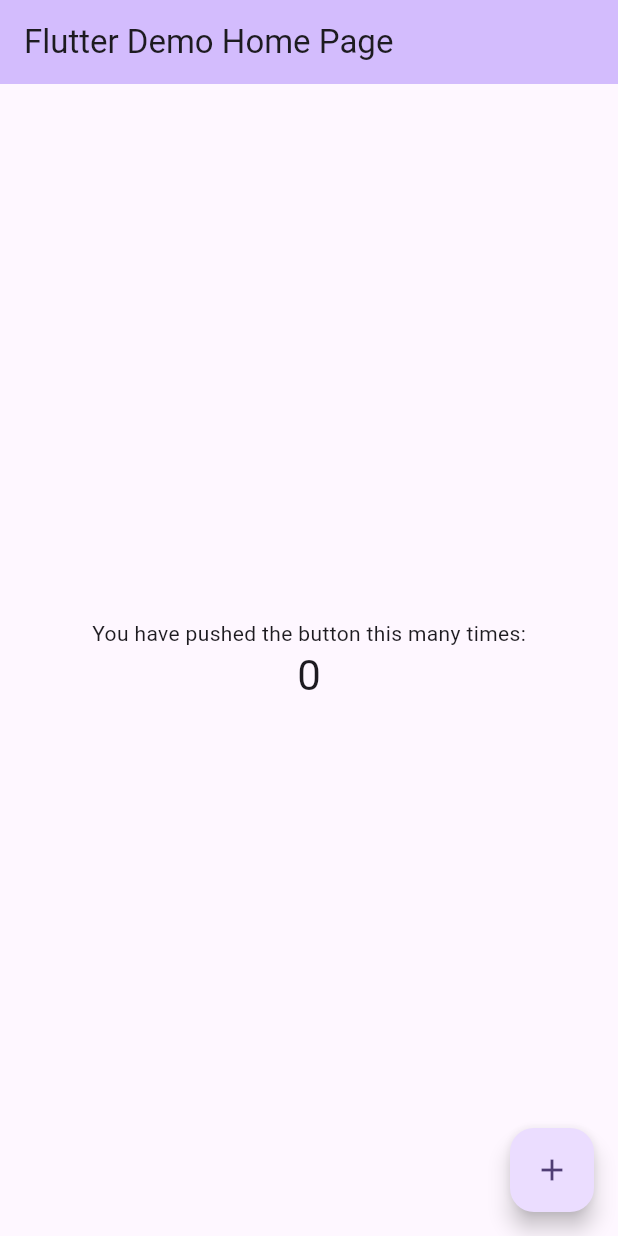
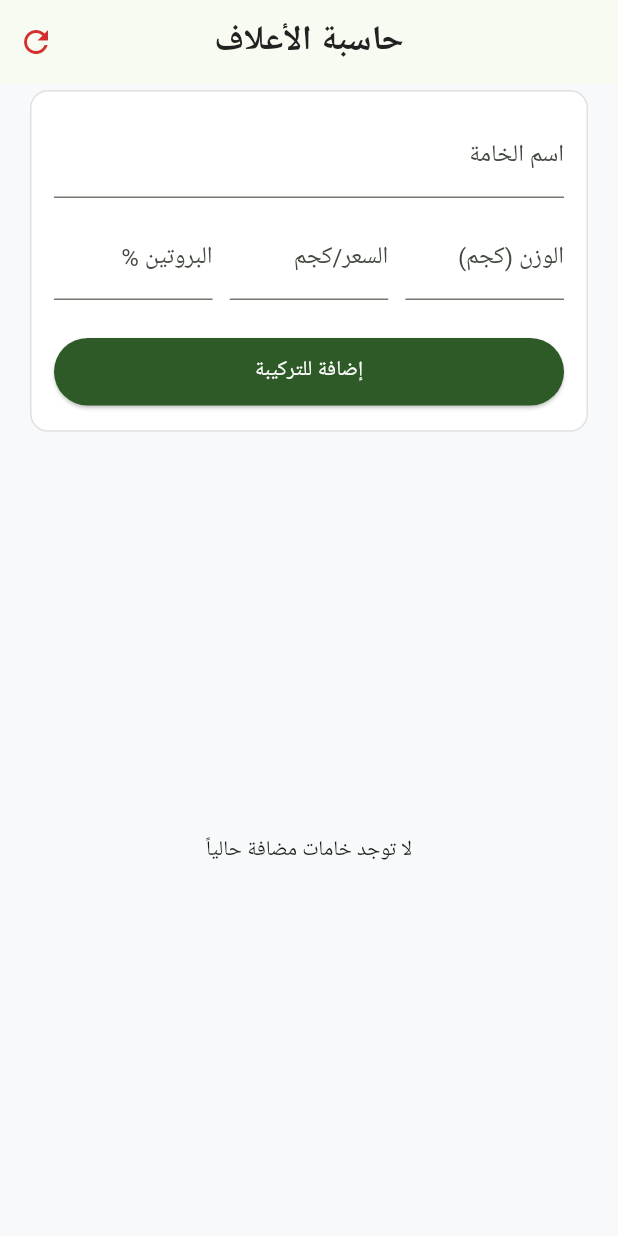
Before and after one commit to SalahHassan202/flutter-smart-feed-app, a Flutter app: the screen it shows after launch, on a phone screen of 412 x 824 dp. Run offline on Flutter 3.47's test engine with Material 3 defaults, Android fonts, the phone set to English and light mode, and no system bars; our stand-ins replace flutter_bloc, flutter_screenutil; Roboto replaces fonts that are missing (Cairo).

Commit message:
modified files core & features

```diff
--- /dev/null
+++ b/devtools_options.yaml
@@ -0,0 +1,3 @@
+description: This file stores settings for Dart & Flutter DevTools.
+documentation: https://docs.flutter.dev/tools/devtools/extensions#configure-extension-enablement-states
+extensions:
--- a/lib/core/constants/app_strings.dart
+++ b/lib/core/constants/app_strings.dart
@@ -0,0 +1,16 @@
+class AppStrings {
+  static const String appTitle = "حاسبة الأعلاف";
+  static const String addIngredient = "إضافة خامة جديدة";
+  static const String ingredientName = "اسم الخامة";
+  static const String weight = "الوزن (كجم)";
+  static const String price = "السعر/كجم";
+  static const String protein = "البروتين %";
+  static const String addBtn = "إضافة للتركيبة";
+  static const String results = "نتائج الخلطة";
+  static const String totalCost = "إجمالي التكلفة";
+  static const String avgProtein = "نسبة البروتين";
+  static const String finalPrice = "سعر الكيلو";
+  static const String currency = "ج.م";
+  static const String emptyList = "لا توجد خامات مضافة حالياً";
+  static const String errorInput = "يرجى إدخال بيانات صحيحة";
+}
--- a/lib/core/constants/app_styles.dart
+++ b/lib/core/constants/app_styles.dart
@@ -0,0 +1,29 @@
+import 'package:flutter/material.dart';
+import 'package:flutter_screenutil/flutter_screenutil.dart';
+import 'app_colors.dart';
+
+class AppStyles {
+  static TextStyle font20Bold = TextStyle(
+    fontSize: 20.sp,
+    fontWeight: FontWeight.bold,
+    color: AppColors.textMain,
+  );
+
+  static TextStyle font16SemiBold = TextStyle(
+    fontSize: 16.sp,
+    fontWeight: FontWeight.w600,
+    color: AppColors.textMain,
+  );
+
+  static TextStyle font14Medium = TextStyle(
+    fontSize: 14.sp,
+    fontWeight: FontWeight.w500,
+    color: AppColors.textSecondary,
+  );
+
+  static TextStyle font18WhiteBold = TextStyle(
+    fontSize: 18.sp,
+    fontWeight: FontWeight.bold,
+    color: Colors.white,
+  );
+}
--- a/lib/core/helpers/spacing_helper.dart
+++ b/lib/core/helpers/spacing_helper.dart
@@ -0,0 +1,7 @@
+import 'package:flutter/material.dart';
+import 'package:flutter_screenutil/flutter_screenutil.dart';
+
+class Spacing {
+  static SizedBox height(double height) => SizedBox(height: height.h);
+  static SizedBox width(double width) => SizedBox(width: width.w);
+}
--- a/lib/core/theme/app_theme.dart
+++ b/lib/core/theme/app_theme.dart
@@ -0,0 +1,15 @@
+import 'package:flutter/material.dart';
+import '../constants/app_colors.dart';
+
+class AppTheme {
+  static ThemeData lightTheme = ThemeData(
+    primaryColor: AppColors.primary,
+    scaffoldBackgroundColor: AppColors.background,
+    useMaterial3: true,
+    fontFamily: 'Cairo',
+    colorScheme: ColorScheme.fromSeed(
+      seedColor: AppColors.primary,
+      primary: AppColors.primary,
+    ),
+  );
+}
--- a/lib/features/calculator/data/models/ingredient_model.dart
+++ b/lib/features/calculator/data/models/ingredient_model.dart
@@ -0,0 +1,17 @@
+class IngredientModel {
+  final String id;
+  final String name;
+  final double weight;
+  final double pricePerKilo;
+  final double proteinPercentage;
+
+  IngredientModel({
+    required this.id,
+    required this.name,
+    required this.weight,
+    required this.pricePerKilo,
+    required this.proteinPercentage,
+  });
+
+  double get totalCost => weight * pricePerKilo;
+}
--- a/lib/features/calculator/logic/calculator_state.dart
+++ b/lib/features/calculator/logic/calculator_state.dart
@@ -0,0 +1,19 @@
+import '../data/models/ingredient_model.dart';
+
+abstract class CalculatorState {}
+
+class CalculatorInitial extends CalculatorState {}
+
+class CalculatorUpdated extends CalculatorState {
+  final List<IngredientModel> ingredients;
+  final double totalCost;
+  final double avgProtein;
+  final double avgPricePerKilo;
+
+  CalculatorUpdated({
+    required this.ingredients,
+    required this.totalCost,
+    required this.avgProtein,
+    required this.avgPricePerKilo,
+  });
+}
--- a/lib/features/calculator/ui/calculator_screen.dart
+++ b/lib/features/calculator/ui/calculator_screen.dart
@@ -0,0 +1,86 @@
+import 'package:flutter/material.dart';
+import 'package:flutter_bloc/flutter_bloc.dart';
+import '../../../core/constants/app_colors.dart';
+import '../../../core/constants/app_strings.dart';
+import '../../../core/constants/app_styles.dart';
+import '../../../core/helpers/spacing_helper.dart';
+import '../logic/calculator_cubit.dart';
+import '../logic/calculator_state.dart';
+import 'widgets/add_ingredient_form.dart';
+import 'widgets/ingredient_item_card.dart';
+import 'widgets/summary_section.dart';
+
+class CalculatorScreen extends StatelessWidget {
+  const CalculatorScreen({super.key});
+
+  @override
+  Widget build(BuildContext context) {
+    return BlocProvider(
+      create: (context) => CalculatorCubit(),
+      child: Directionality(
+        textDirection: TextDirection.rtl,
+        child: Scaffold(
+          appBar: AppBar(
+            title: Text(AppStrings.appTitle, style: AppStyles.font20Bold),
+            centerTitle: true,
+            actions: [
+              Builder(
+                builder: (context) {
+                  return IconButton(
+                    icon: const Icon(Icons.refresh, color: AppColors.error),
+                    onPressed: () => context.read<CalculatorCubit>().reset(),
+                  );
+                },
+              ),
+            ],
+          ),
+          body: Padding(
+            padding: const EdgeInsets.symmetric(horizontal: 16),
+            child: Column(
+              children: [
+                const AddIngredientForm(),
+                Spacing.height(16),
+                Expanded(
+                  child: BlocBuilder<CalculatorCubit, CalculatorState>(
+                    builder: (context, state) {
+                      if (state is CalculatorUpdated) {
+                        return ListView.builder(
+                          itemCount: state.ingredients.length,
+                          itemBuilder: (context, index) {
+                            final item = state.ingredients[index];
+                            return IngredientItemCard(
+                              ingredient: item,
+                              onDelete: () => context
+                                  .read<CalculatorCubit>()
+                                  .deleteIngredient(item.id),
+                            );
+                          },
+                        );
+                      }
+                      return const Center(child: Text(AppStrings.emptyList));
+                    },
+                  ),
+                ),
+                BlocBuilder<CalculatorCubit, CalculatorState>(
+                  builder: (context, state) {
+                    if (state is CalculatorUpdated) {
+                      return Padding(
+                        padding: const EdgeInsets.only(bottom: 16, top: 8),
+                        child: SummarySection(
+                          totalCost: state.totalCost,
+                          avgProtein: state.avgProtein,
+                          avgPrice: state.avgPricePerKilo,
+                        ),
+                      );
+                    }
+                    return const SizedBox.shrink();
+                  },
+                ),
+              ],
+            ),
+          ),
+        ),
+      ),
+    );
+  }
+}
--- a/lib/main.dart
+++ b/lib/main.dart
@@ -1,122 +1,31 @@
 import 'package:flutter/material.dart';
+import 'package:flutter_screenutil/flutter_screenutil.dart';
+import 'core/theme/app_theme.dart';
+import 'core/constants/app_strings.dart';
+import 'features/calculator/ui/calculator_screen.dart';
 
 void main() {
-  runApp(const MyApp());
+  runApp(const FeedApp());
 }
 
-class MyApp extends StatelessWidget {
-  const MyApp({super.key});
+class FeedApp extends StatelessWidget {
+  const FeedApp({super.key});
 
-  // This widget is the root of your application.
   @override
   Widget build(BuildContext context) {
-    return MaterialApp(
-      title: 'Flutter Demo',
-      theme: ThemeData(
-        // This is the theme of your application.
-        //
-        // TRY THIS: Try running your application with "flutter run". You'll see
-        // the application has a purple toolbar. Then, without quitting the app,
-        // try changing the seedColor in the colorScheme below to Colors.green
-        // and then invoke "hot reload" (save your changes or press the "hot
-        // reload" button in a Flutter-supported IDE, or press "r" if you used
-        // the command line to start the app).
-        //
-        // Notice that the counter didn't reset back to zero; the application
-        // state is not lost during the reload. To reset the state, use hot
-        // restart instead.
-        //
-        // This works for code too, not just values: Most code changes can be
-        // tested with just a hot reload.
-        colorScheme: ColorScheme.fromSeed(seedColor: Colors.deepPurple),
-      ),
-      home: const MyHomePage(title: 'Flutter Demo Home Page'),
+    return ScreenUtilInit(
+      designSize: const Size(360, 690),
+      minTextAdapt: true,
+      splitScreenMode: true,
+      builder: (context, child) {
+        return MaterialApp(
+          debugShowCheckedModeBanner: false,
+          title: AppStrings.appTitle,
+          theme: AppTheme.lightTheme,
+          locale: const Locale('ar'),
+          home: const CalculatorScreen(),
+        );
+      },
     );
   }
 }
-
-class MyHomePage extends StatefulWidget {
-  const MyHomePage({super.key, required this.title});
-
-  // This widget is the home page of your application. It is stateful, meaning
-  // that it has a State object (defined below) that contains fields that affect
-  // how it looks.
-
-  // This class is the configuration for the state. It holds the values (in this
-  // case the title) provided by the parent (in this case the App widget) and
-  // used by the build method of the State. Fields in a Widget subclass are
-  // always marked "final".
-
-  final String title;
-
-  @override
-  State<MyHomePage> createState() => _MyHomePageState();
-}
-
-class _MyHomePageState extends State<MyHomePage> {
-  int _counter = 0;
-
-  void _incrementCounter() {
-    setState(() {
-      // This call to setState tells the Flutter framework that something has
-      // changed in this State, which causes it to rerun the build method below
-      // so that the display can reflect the updated values. If we changed
-      // _counter without calling setState(), then the build method would not be
-      // called again, and so nothing would appear to happen.
-      _counter++;
-    });
-  }
-
-  @override
-  Widget build(BuildContext context) {
-    // This method is rerun every time setState is called, for instance as done
-    // by the _incrementCounter method above.
-    //
-    // The Flutter framework has been optimized to make rerunning build methods
-    // fast, so that you can just rebuild anything that needs updating rather
-    // than having to individually change instances of widgets.
-    return Scaffold(
-      appBar: AppBar(
-        // TRY THIS: Try changing the color here to a specific color (to
-        // Colors.amber, perhaps?) and trigger a hot reload to see the AppBar
-        // change color while the other colors stay the same.
-        backgroundColor: Theme.of(context).colorScheme.inversePrimary,
-        // Here we take the value from the MyHomePage object that was created by
-        // the App.build method, and use it to set our appbar title.
-        title: Text(widget.title),
-      ),
-      body: Center(
-        // Center is a layout widget. It takes a single child and positions it
-        // in the middle of the parent.
-        child: Column(
-          // Column is also a layout widget. It takes a list of children and
-          // arranges them vertically. By default, it sizes itself to fit its
-          // children horizontally, and tries to be as tall as its parent.
-          //
-          // Column has various properties to control how it sizes itself and
-          // how it positions its children. Here we use mainAxisAlignment to
-          // center the children vertically; the main axis here is the vertical
-          // axis because Columns are vertical (the cross axis would be
-          // horizontal).
-          //
-          // TRY THIS: Invoke "debug painting" (choose the "Toggle Debug Paint"
-          // action in the IDE, or press "p" in the console), to see the
-          // wireframe for each widget.
-          mainAxisAlignment: MainAxisAlignment.center,
-          children: <Widget>[
-            const Text('You have pushed the button this many times:'),
-            Text(
-              '$_counter',
-              style: Theme.of(context).textTheme.headlineMedium,
-            ),
-          ],
-        ),
-      ),
-      floatingActionButton: FloatingActionButton(
-        onPressed: _incrementCounter,
-        tooltip: 'Increment',
-        child: const Icon(Icons.add),
-      ), // This trailing comma makes auto-formatting nicer for build methods.
-    );
-  }
-}
```
Also changed, not shown: lib/features/calculator/logic/calculator_cubit.dart (+55 -0 lines), lib/features/calculator/ui/widgets/ingredient_item_card.dart (+33 -0 lines), lib/features/calculator/ui/widgets/summary_section.dart (+66 -0 lines).
